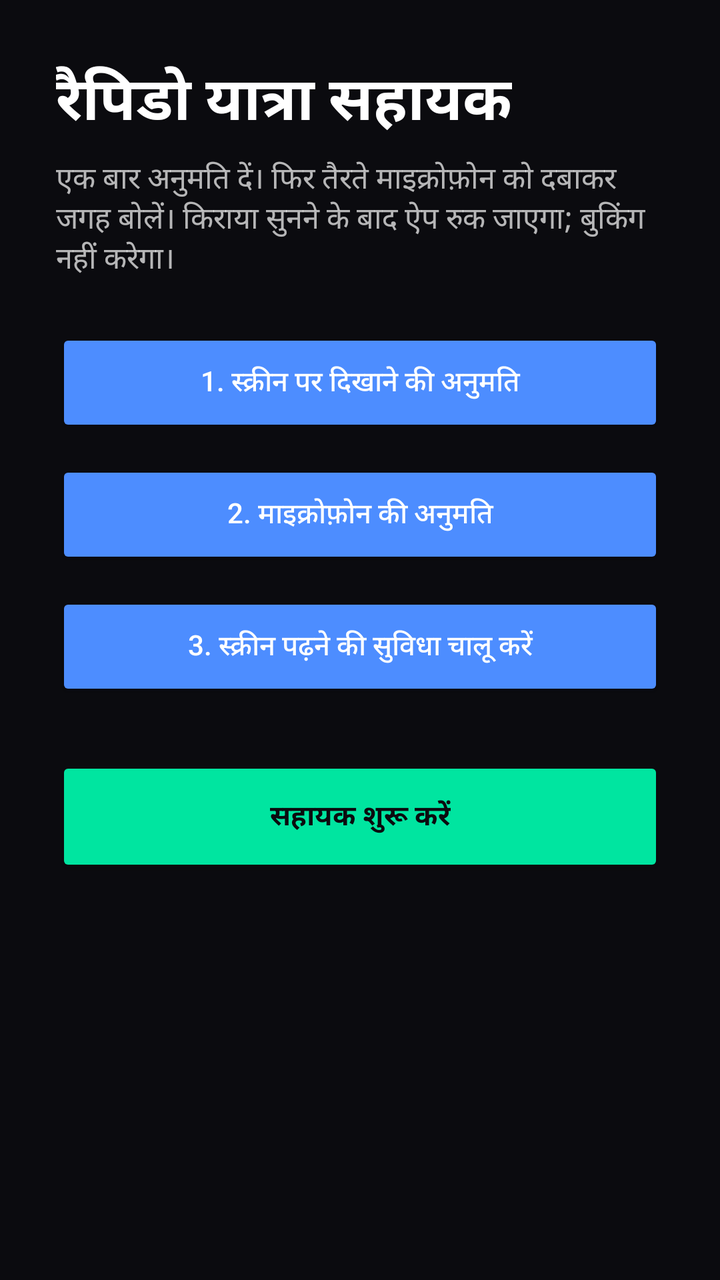
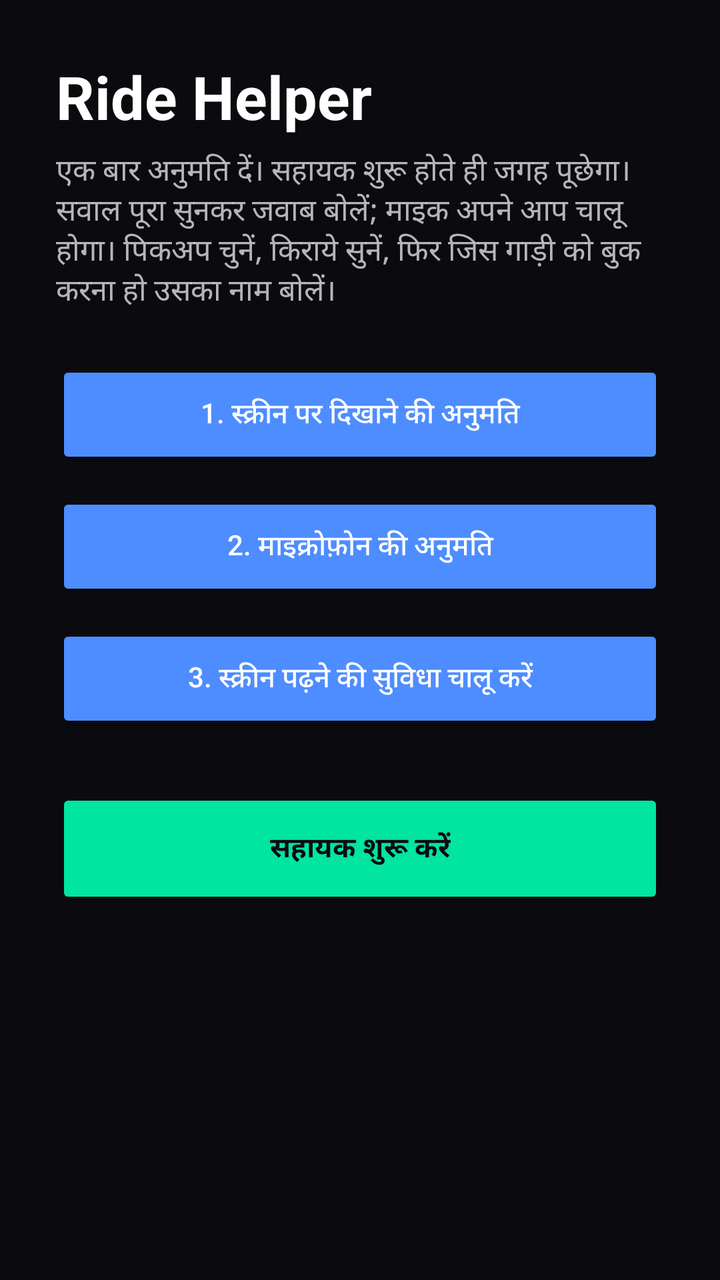

Compare the two renders of this Android layout. The source of the first and the diff that turns it into the second are given below.
<!-- AndroidManifest.xml: application theme Theme.ScreenSaathi -->
<!-- res/layout/activity_main.xml -->
<?xml version="1.0" encoding="utf-8"?>
<ScrollView xmlns:android="http://schemas.android.com/apk/res/android"
    android:layout_width="match_parent"
    android:layout_height="match_parent"
    android:fillViewport="true"
    android:fitsSystemWindows="true"
    android:background="#FF0B0B0F">

    <LinearLayout
        android:layout_width="match_parent"
        android:layout_height="wrap_content"
        android:orientation="vertical"
        android:padding="28dp">

        <TextView
            android:layout_width="wrap_content"
            android:layout_height="wrap_content"
            android:text="रैपिडो यात्रा सहायक"
            android:textColor="@color/saathi_text"
            android:textSize="30sp"
            android:textStyle="bold" />

        <TextView
            android:layout_width="wrap_content"
            android:layout_height="wrap_content"
            android:text="एक बार अनुमति दें। फिर तैरते माइक्रोफ़ोन को दबाकर जगह बोलें। किराया सुनने के बाद ऐप रुक जाएगा; बुकिंग नहीं करेगा।"
            android:textColor="@color/saathi_text_dim"
            android:textSize="15sp"
            android:paddingTop="6dp"
            android:paddingBottom="24dp" />

        <Button
            android:id="@+id/btn_overlay"
            android:layout_width="match_parent"
            android:layout_height="54dp"
            android:text="1. स्क्रीन पर दिखाने की अनुमति"
            android:textColor="#FFFFFFFF"
            android:backgroundTint="@color/saathi_accent" />

        <Button
            android:id="@+id/btn_mic"
            android:layout_width="match_parent"
            android:layout_height="54dp"
            android:layout_marginTop="12dp"
            android:text="2. माइक्रोफ़ोन की अनुमति"
            android:textColor="#FFFFFFFF"
            android:backgroundTint="@color/saathi_accent" />

        <Button
            android:id="@+id/btn_accessibility"
            android:layout_width="match_parent"
            android:layout_height="54dp"
            android:layout_marginTop="12dp"
            android:text="3. स्क्रीन पढ़ने की सुविधा चालू करें"
            android:textColor="#FFFFFFFF"
            android:backgroundTint="@color/saathi_accent" />

        <Button
            android:id="@+id/btn_start"
            android:layout_width="match_parent"
            android:layout_height="60dp"
            android:layout_marginTop="28dp"
            android:text="सहायक शुरू करें"
            android:textStyle="bold"
            android:textColor="#FF0B0B0F"
            android:backgroundTint="@color/saathi_highlight" />

        <TextView
            android:id="@+id/setup_status"
            android:layout_width="wrap_content"
            android:layout_height="wrap_content"
            android:layout_marginTop="20dp"
            android:textColor="@color/saathi_text_dim"
            android:textSize="14sp"
            android:text="" />

    </LinearLayout>
</ScrollView>
<!-- resources referenced by this layout -->
<resources>
  <color name="saathi_accent">#FF4D8DFF</color>
  <color name="saathi_highlight">#FF00E5A0</color>
  <color name="saathi_text">#FFFFFFFF</color>
  <color name="saathi_text_dim">#B3FFFFFF</color>
  <style name="Theme.ScreenSaathi" parent="Theme.Material3.DayNight.NoActionBar">
          <item name="colorPrimary">@color/saathi_accent</item>
      </style>
</resources>

<!-- the commit's change to res/layout/activity_main.xml (unified diff, before → after) -->
@@ -15,7 +15,7 @@
         <TextView
             android:layout_width="wrap_content"
             android:layout_height="wrap_content"
-            android:text="रैपिडो यात्रा सहायक"
+            android:text="Ride Helper"
             android:textColor="@color/saathi_text"
             android:textSize="30sp"
             android:textStyle="bold" />
@@ -23,7 +23,7 @@
         <TextView
             android:layout_width="wrap_content"
             android:layout_height="wrap_content"
-            android:text="एक बार अनुमति दें। फिर तैरते माइक्रोफ़ोन को दबाकर जगह बोलें। किराया सुनने के बाद ऐप रुक जाएगा; बुकिंग नहीं करेगा।"
+            android:text="एक बार अनुमति दें। सहायक शुरू होते ही जगह पूछेगा। सवाल पूरा सुनकर जवाब बोलें; माइक अपने आप चालू होगा। पिकअप चुनें, किराये सुनें, फिर जिस गाड़ी को बुक करना हो उसका नाम बोलें।"
             android:textColor="@color/saathi_text_dim"
             android:textSize="15sp"
             android:paddingTop="6dp"
